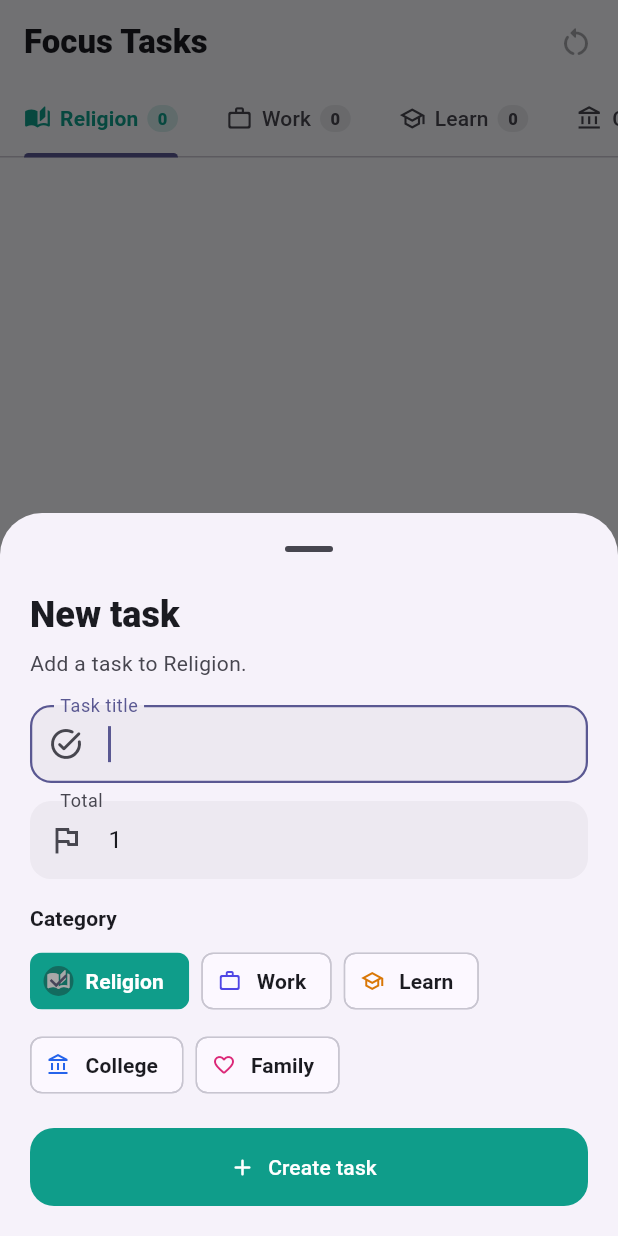
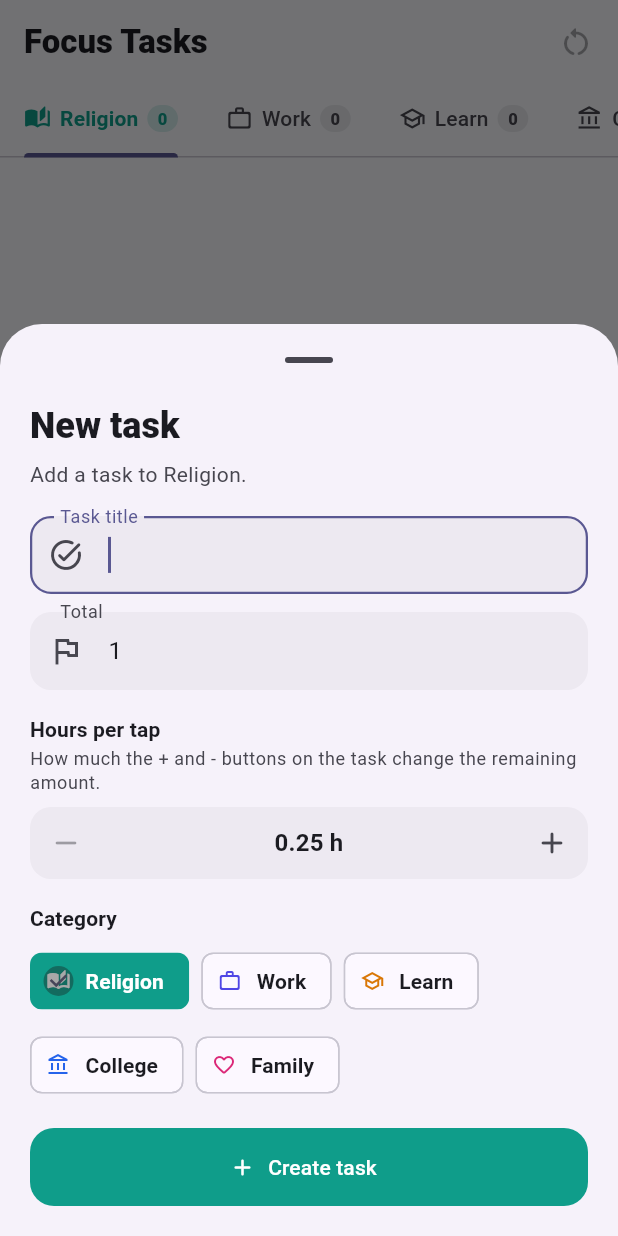
Before and after one commit to refay847/todo-tasks, a Flutter app: the screen it shows after launch, after a tap on "Add task", on a phone screen of 412 x 824 dp. Run offline on Flutter 3.47's test engine with Material 3 defaults, Android fonts, the phone set to English and light mode, and no system bars; our stand-ins replace shared_preferences.

Commit message:
update the steps count

```diff
--- a/lib/features/tasks/data/task_model.dart
+++ b/lib/features/tasks/data/task_model.dart
@@ -2,11 +2,13 @@ import 'package:flutter/material.dart';
 
 /// Smallest amount a task can be increased or decreased by.
 const double kAmountStep = 0.25;
+const double kMinStep = 0.25;
+const double kMaxStep = 24.0;
 
-/// True when [value] is a multiple of [kAmountStep] (0, 0.25, 0.5, 0.75, 1 ...).
-bool isOnAmountStep(double value) {
-  final steps = value / kAmountStep;
-  return steps == steps.roundToDouble();
+/// True when [value] is a multiple of [step] (0, 0.25, 0.5, 0.75, 1 ...).
+bool isOnAmountStep(double value, {double step = kAmountStep}) {
+  final steps = value / step;
+  return (steps - steps.roundToDouble()).abs() < 1e-9;
 }
 
 /// Formats 2.0 -> "2", 2.5 -> "2.5", 2.25 -> "2.25".
@@ -78,6 +80,7 @@ class TaskModel {
   final String title;
   final double target;
   final double remaining;
+  final double step;
   final TaskCategory category;
 
   /// Remembers the home category a task came from when moved into Draft.
@@ -88,6 +91,7 @@ class TaskModel {
     required this.title,
     required this.target,
     required this.remaining,
+    this.step = kAmountStep,
     this.category = TaskCategory.work,
     this.previousCategory,
   });
@@ -113,6 +117,7 @@ class TaskModel {
     String? title,
     double? target,
     double? remaining,
+    double? step,
     TaskCategory? category,
     TaskCategory? previousCategory,
     bool clearPreviousCategory = false,
@@ -122,6 +127,7 @@ class TaskModel {
       title: title ?? this.title,
       target: target ?? this.target,
       remaining: remaining ?? this.remaining,
+      step: step ?? this.step,
       category: category ?? this.category,
       previousCategory: clearPreviousCategory
           ? null
@@ -134,6 +140,7 @@ class TaskModel {
         'title': title,
         'target': target,
         'remaining': remaining,
+        'step': step,
         'category': category.name,
         'previousCategory': previousCategory?.name,
       };
@@ -149,6 +156,11 @@ class TaskModel {
         .toDouble();
     final rawTarget = (json['target'] as num?)?.toDouble() ?? remaining;
     final target = rawTarget <= 0 ? (remaining > 0 ? remaining : 1.0) : rawTarget;
+
+    final rawStep = (json['step'] as num?)?.toDouble();
+    final step = (rawStep == null || rawStep.isNaN || rawStep <= 0)
+        ? kAmountStep
+        : rawStep.clamp(kMinStep, kMaxStep).toDouble();
 
     final parsedCategory = TaskCategory.fromName(json['category'] as String?);
     final legacyIsDraft = json['isDraft'] as bool? ?? false;
@@ -173,6 +185,7 @@ class TaskModel {
       title: (json['title'] as String?)?.trim() ?? 'Untitled task',
       target: target,
       remaining: remaining.clamp(0.0, target).toDouble(),
+      step: step,
       category: category,
       previousCategory: previousCategory,
     );
--- a/lib/features/tasks/presentation/task_controller.dart
+++ b/lib/features/tasks/presentation/task_controller.dart
@@ -52,18 +52,21 @@ class TaskController extends ChangeNotifier {
     required double target,
     required double remaining,
     required TaskCategory category,
+    double step = kAmountStep,
   }) async {
     final cleanTitle = title.trim();
     if (cleanTitle.isEmpty || target <= 0) return;
 
     // Draft is not a real home category; fall back to Work if ever passed.
     final safeCategory = category.isDraft ? TaskCategory.work : category;
+    final safeStep = step.clamp(kMinStep, kMaxStep).toDouble();
 
     final task = TaskModel(
       id: _generateId(),
       title: cleanTitle,
       target: target,
       remaining: remaining.clamp(0.0, target).toDouble(),
+      step: safeStep,
       category: safeCategory,
     );
 
@@ -77,6 +80,7 @@ class TaskController extends ChangeNotifier {
     required double target,
     required double remaining,
     TaskCategory? category,
+    double? step,
   }) async {
     final cleanTitle = title.trim();
     if (cleanTitle.isEmpty || target <= 0) return;
@@ -87,6 +91,7 @@ class TaskController extends ChangeNotifier {
     final old = _tasks[index];
     final nextCategory = category ?? old.category;
     final categoryChanged = nextCategory != old.category;
+    final safeStep = step?.clamp(kMinStep, kMaxStep).toDouble();
 
     TaskCategory? nextPrevious = old.previousCategory;
     var clearPrevious = false;
@@ -103,6 +108,7 @@ class TaskController extends ChangeNotifier {
       title: cleanTitle,
       target: target,
       remaining: remaining.clamp(0.0, target).toDouble(),
+      step: safeStep,
       category: nextCategory,
       previousCategory: nextPrevious,
       clearPreviousCategory: clearPrevious,
--- a/lib/features/tasks/presentation/task_tile.dart
+++ b/lib/features/tasks/presentation/task_tile.dart
@@ -392,7 +392,7 @@ class _RemainingControl extends StatelessWidget {
         children: [
           _StepIconButton(
             icon: Icons.remove_rounded,
-            tooltip: 'Decrease remaining',
+            tooltip: 'Decrease remaining by ${formatAmount(task.step)}',
             onTap: onDecrease,
           ),
           ConstrainedBox(
@@ -414,7 +414,7 @@ class _RemainingControl extends StatelessWidget {
           ),
           _StepIconButton(
             icon: Icons.add_rounded,
-            tooltip: 'Increase remaining',
+            tooltip: 'Increase remaining by ${formatAmount(task.step)}',
             onTap: onIncrease,
           ),
         ],
--- a/lib/features/tasks/presentation/tasks_page.dart
+++ b/lib/features/tasks/presentation/tasks_page.dart
@@ -81,6 +81,7 @@ class _TasksPageState extends State<TasksPage>
         isEditing: isEditing,
         openedFromDraft: openedFromDraft,
         initialCategory: initialCategory,
+        initialStep: task?.step ?? kAmountStep,
         titleController: titleController,
         targetController: targetController,
         remainingController: remainingController,
@@ -100,6 +101,7 @@ class _TasksPageState extends State<TasksPage>
         target: result.target,
         remaining: result.remaining,
         category: result.category,
+        step: result.step,
       );
     } else {
       await _controller.addTask(
@@ -107,6 +109,7 @@ class _TasksPageState extends State<TasksPage>
         target: result.target,
         remaining: result.remaining,
         category: result.category,
+        step: result.step,
       );
       // If added while viewing Draft (or to another tab), jump to that tab.
       if (result.category != _currentCategory) {
@@ -384,9 +387,9 @@ class _CategoryTaskList extends StatelessWidget {
         onConfirmDelete: () => onConfirmDelete(task),
         onDeleteConfirmed: () => onDeleteConfirmed(task),
         onIncrease: () =>
-            controller.setRemaining(task.id, task.remaining + kAmountStep),
+            controller.setRemaining(task.id, task.remaining + task.step),
         onDecrease: () =>
-            controller.setRemaining(task.id, task.remaining - kAmountStep),
+            controller.setRemaining(task.id, task.remaining - task.step),
       ),
     );
   }
@@ -767,12 +770,14 @@ class _TaskFormResult {
     required this.target,
     required this.remaining,
     required this.category,
+    required this.step,
   });
 
   final String title;
   final double target;
   final double remaining;
   final TaskCategory category;
+  final double step;
 }
 
 class _TaskFormSheet extends StatefulWidget {
@@ -780,6 +785,7 @@ class _TaskFormSheet extends StatefulWidget {
     required this.isEditing,
     required this.openedFromDraft,
     required this.initialCategory,
+    required this.initialStep,
     required this.titleController,
     required this.targetController,
     required this.remainingController,
@@ -788,6 +794,7 @@ class _TaskFormSheet extends StatefulWidget {
   final bool isEditing;
   final bool openedFromDraft;
   final TaskCategory initialCategory;
+  final double initialStep;
   final TextEditingController titleController;
   final TextEditingController targetController;
   final TextEditingController remainingController;
@@ -799,9 +806,16 @@ class _TaskFormSheet extends StatefulWidget {
 class _TaskFormSheetState extends State<_TaskFormSheet> {
   String? _error;
   late TaskCategory _selectedCategory = widget.initialCategory;
+  late double _step = widget.initialStep;
 
   double? _parseAmount(String text) =>
       double.tryParse(text.trim().replaceAll(',', '.'));
+
+  void _changeStep(double delta) {
+    final clamped = (_step + delta).clamp(kMinStep, kMaxStep).toDouble();
+    final rounded = (clamped / kAmountStep).round() * kAmountStep;
+    setState(() => _step = rounded.clamp(kMinStep, kMaxStep).toDouble());
+  }
 
   void _submit() {
     final title = widget.titleController.text.trim();
@@ -843,6 +857,7 @@ class _TaskFormSheetState extends State<_TaskFormSheet> {
         target: target,
         remaining: remaining,
         category: _selectedCategory,
+        step: _step,
       ),
     );
   }
@@ -932,6 +947,55 @@ class _TaskFormSheetState extends State<_TaskFormSheet> {
             ),
             const SizedBox(height: 16),
             Text(
+              'Hours per tap',
+              style: theme.textTheme.labelLarge?.copyWith(
+                fontWeight: FontWeight.w700,
+              ),
+            ),
+            const SizedBox(height: 2),
+            Text(
+              'How much the + and - buttons on the task change the remaining amount.',
+              style: theme.textTheme.bodySmall?.copyWith(
+                color: colorScheme.onSurfaceVariant,
+              ),
+            ),
+            const SizedBox(height: 8),
+            Container(
+              decoration: BoxDecoration(
+                color: colorScheme.surfaceContainerHighest
+                    .withValues(alpha: 0.55),
+                borderRadius: BorderRadius.circular(14),
+              ),
+              child: Row(
+                children: [
+                  IconButton(
+                    tooltip: 'Decrease step',
+                    onPressed: _step <= kMinStep
+                        ? null
+                        : () => _changeStep(-kAmountStep),
+                    icon: const Icon(Icons.remove_rounded),
+                  ),
+                  Expanded(
+                    child: Text(
+                      '${formatAmount(_step)} h',
+                      textAlign: TextAlign.center,
+                      style: theme.textTheme.titleMedium?.copyWith(
+                        fontWeight: FontWeight.w700,
+                      ),
+                    ),
+                  ),
+                  IconButton(
+                    tooltip: 'Increase step',
+                    onPressed: _step >= kMaxStep
+                        ? null
+                        : () => _changeStep(kAmountStep),
+                    icon: const Icon(Icons.add_rounded),
+                  ),
+                ],
+              ),
+            ),
+            const SizedBox(height: 16),
+            Text(
               'Category',
               style: theme.textTheme.labelLarge?.copyWith(
                 fontWeight: FontWeight.w700,
```
